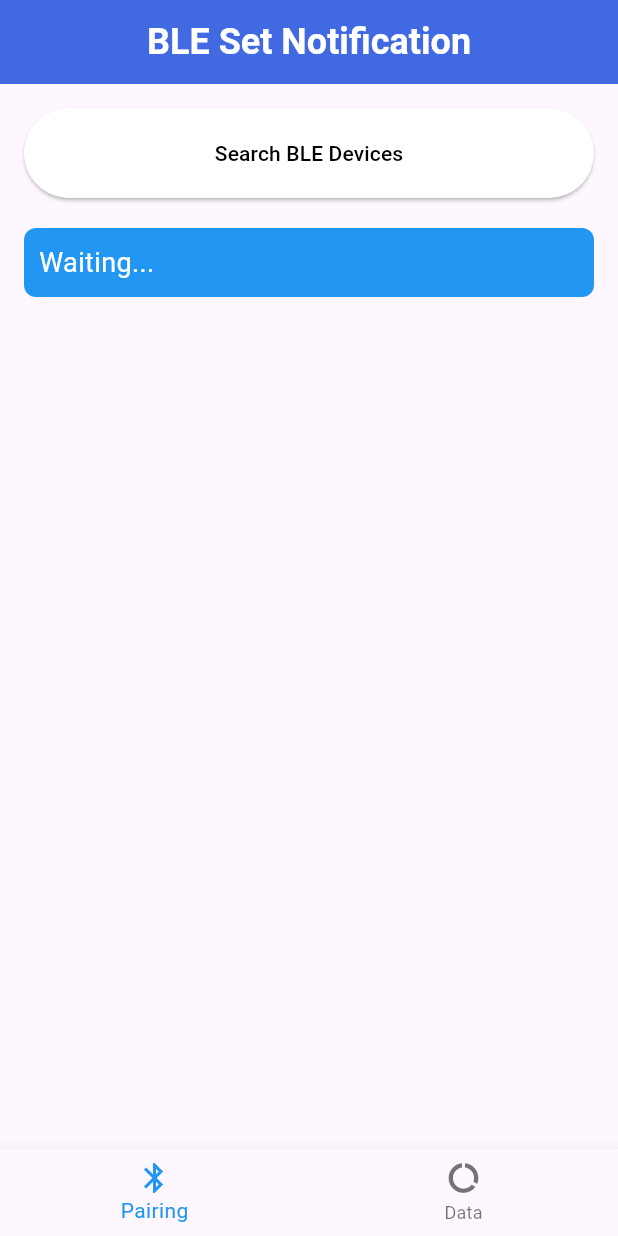
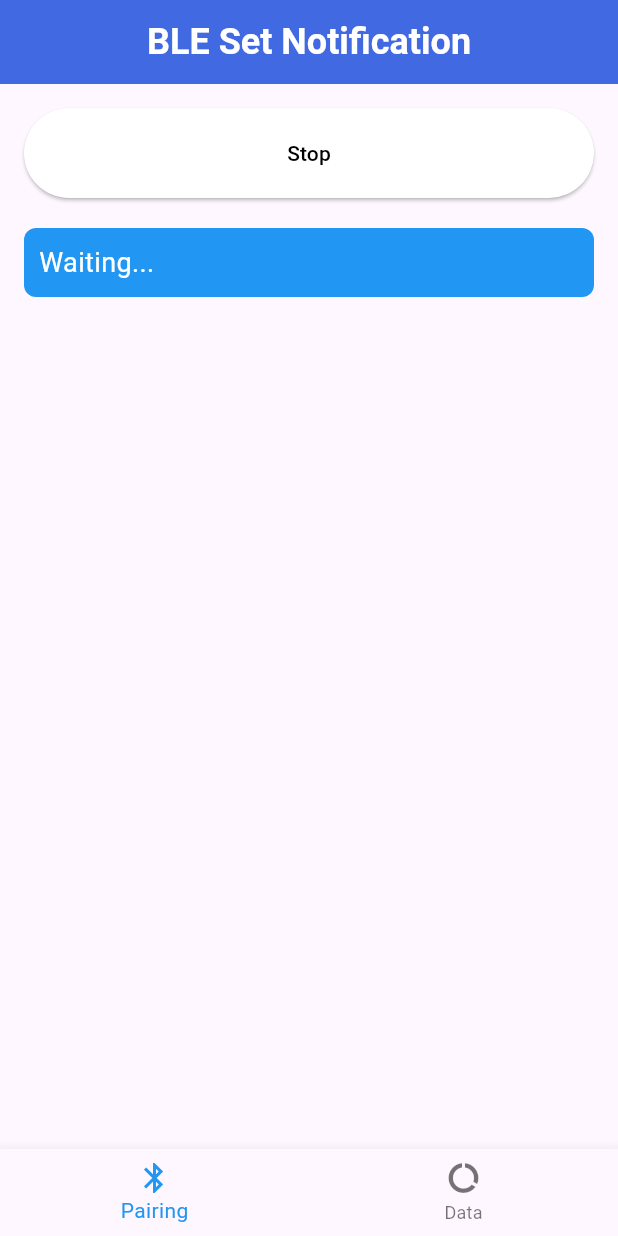
Before and after one commit to ManOfDemosan/ble_bracelet_app, a Flutter app: the screen it shows after launch, after a tap on "Search BLE Devices", on a phone screen of 412 x 824 dp. Run offline on Flutter 3.47's test engine with Material 3 defaults, Android fonts, the phone set to English and light mode, and no system bars; our stand-ins replace flutter_blue_plus; Roboto replaces fonts that are missing (Arial).

Commit message:
[FIX] add stop sign and update UI

```diff
--- a/lib/main.dart
+++ b/lib/main.dart
@@ -90,6 +90,7 @@ class _PairingPageState extends State<PairingPage> {
   FlutterBluePlus flutterBlue = FlutterBluePlus.instance;
   List<ScanResult> scanResultList = [];
   bool isScanning = false;
+  int naCount = 0;
 
   void toggleState() {
     setState(() {
@@ -119,7 +120,8 @@ class _PairingPageState extends State<PairingPage> {
     if (isScanning) {
       flutterBlue.scanResults.listen((results) {
         setState(() {
-          scanResultList = results;
+          scanResultList = results.where((r) => r.device.name.isNotEmpty || r.advertisementData.localName.isNotEmpty).toList();
+          naCount = results.length - scanResultList.length;
         });
       }).onError((error) {
         print('Error during scan: $error');
@@ -185,7 +187,7 @@ class _PairingPageState extends State<PairingPage> {
           padding: EdgeInsets.all(16.0),
           children: <Widget>[
             ElevatedButton(
-              child: Text("Search BLE Devices", style: TextStyle(color: Colors.black)),
+              child: Text(isScanning ? "Stop" : "Search BLE Devices", style: TextStyle(color: Colors.black)),
               onPressed: toggleState,
               style: ElevatedButton.styleFrom(
                 minimumSize: Size(200, 60), // 버튼 크기
@@ -204,13 +206,16 @@ class _PairingPageState extends State<PairingPage> {
                 borderRadius: BorderRadius.circular(8.0),
               ),
               child: Text(
-                scanResultList.isEmpty ? "Waiting..." : "Devices found: ${scanResultList.length}",
+                scanResultList.isEmpty
+                    ? "Waiting..."
+                    : "Devices found: ${scanResultList.length} (N/A Count: $naCount)",
                 style: TextStyle(color: Colors.white),
               ),
             ),
             SizedBox(height: 20.0),
             ListView.separated(
               shrinkWrap: true,
+              physics: ClampingScrollPhysics(),
               itemCount: scanResultList.length,
               itemBuilder: (context, index) {
                 return listItem(scanResultList[index]);
```
